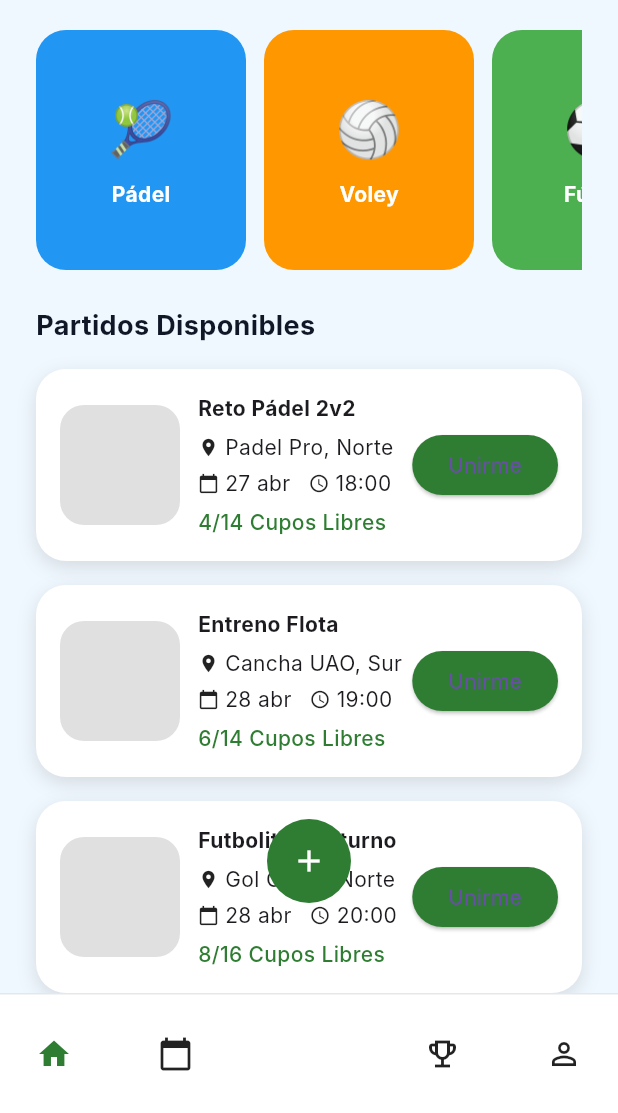
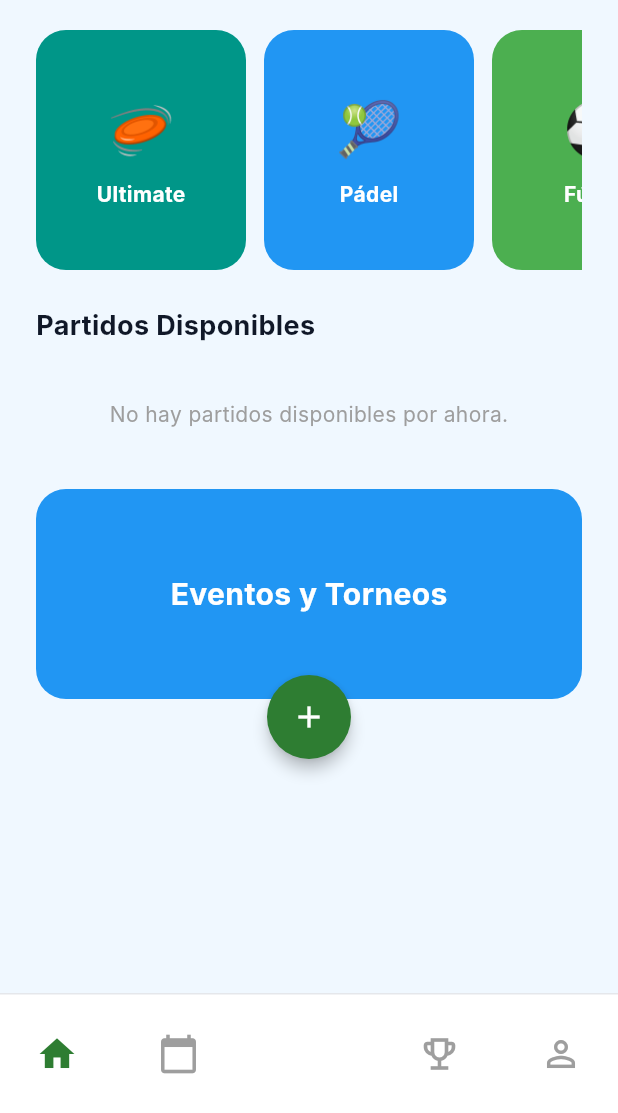
Before and after one commit to smol4050/gameOn, a Flutter app: the HomeScreen screen opened directly, on a phone screen of 412 x 824 dp, the part 123-1236 px from its top. Run offline on Flutter 3.47's test engine with Material 3 defaults, Android fonts, the phone set to English and light mode, and no system bars; our stand-ins replace cloud_firestore, firebase_auth, firebase_core; accounts and stored records are empty; network calls fail; Roboto replaces fonts that are missing (Inter).

Commit message:
Update home_screen.dart

```diff
--- a/lib/screens/home_screen.dart
+++ b/lib/screens/home_screen.dart
@@ -1,4 +1,5 @@
 import 'package:flutter/material.dart';
+import 'package:cloud_firestore/cloud_firestore.dart'; // 🔹 Importamos Firestore
 
 class HomeScreen extends StatelessWidget {
   const HomeScreen({super.key});
@@ -34,8 +35,51 @@ class HomeScreen extends StatelessWidget {
                   ),
                   const SizedBox(height: 16),
 
-                  // 🔹 LISTA
-                  ..._matches.map((e) => _matchCard(e)).toList(),
+                  // 🔹 LISTA DESDE FIREBASE CON STREAMBUILDER
+                  StreamBuilder<QuerySnapshot>(
+                    // Escuchamos la colección 'matches'
+                    stream: FirebaseFirestore.instance.collection('matches').snapshots(),
+                    builder: (context, snapshot) {
+                      // 1. Mientras carga
+                      if (snapshot.connectionState == ConnectionState.waiting) {
+                        return const Center(
+                          child: Padding(
+                            padding: EdgeInsets.all(20.0),
+                            child: CircularProgressIndicator(color: Color(0xFF2E7D32)),
+                          ),
+                        );
+                      }
+
+                      // 2. Si hay un error
+                      if (snapshot.hasError) {
+                        return const Text('Error al cargar los partidos.');
+                      }
+
+                      // 3. Si no hay datos o la colección está vacía
+                      if (!snapshot.hasData || snapshot.data!.docs.isEmpty) {
+                        return const Center(
+                          child: Padding(
+                            padding: EdgeInsets.all(20.0),
+                            child: Text(
+                              'No hay partidos disponibles por ahora.',
+                              style: TextStyle(color: Colors.grey),
+                            ),
+                          ),
+                        );
+                      }
+
+                      // 4. Mapeamos los documentos a nuestras Cards
+                      final matches = snapshot.data!.docs;
+
+                      return Column(
+                        children: matches.map((doc) {
+                          // Convertimos el documento de Firebase a un Map
+                          final data = doc.data() as Map<String, dynamic>;
+                          return _matchCard(data, doc.id); // Pasamos el ID por si luego queremos unirnos
+                        }).toList(),
+                      );
+                    },
+                  ),
 
                   const SizedBox(height: 20),
                   _eventBanner(),
@@ -49,13 +93,13 @@ class HomeScreen extends StatelessWidget {
               left: 0,
               right: 0,
               child: Center(
-                child: Container(
-                  width: 56,
-                  height: 56,
-                  decoration: const BoxDecoration(
-                    color: Color(0xFF2E7D32),
-                    shape: BoxShape.circle,
-                  ),
+                child: FloatingActionButton(
+                  onPressed: () {
+                    // Aquí luego pondremos la lógica para CREAR un partido
+                  },
+                  backgroundColor: const Color(0xFF2E7D32),
+                  shape: const CircleBorder(),
+                  elevation: 4,
                   child: const Icon(Icons.add, color: Colors.white),
                 ),
               ),
@@ -99,8 +143,8 @@ class HomeScreen extends StatelessWidget {
   // 🔹 CATEGORÍAS (horizontal)
   Widget _categories() {
     final items = [
+      {'emoji': '🥏', 'title': 'Ultimate', 'color': Colors.teal}, // Agregamos Ultimate como pediste
       {'emoji': '🎾', 'title': 'Pádel', 'color': Colors.blue},
-      {'emoji': '🏐', 'title': 'Voley', 'color': Colors.orange},
       {'emoji': '⚽', 'title': 'Fútbol', 'color': Colors.green},
     ];
 
@@ -144,8 +188,15 @@ class HomeScreen extends StatelessWidget {
     );
   }
 
-  // 🔹 CARD PARTIDO
-  Widget _matchCard(Map data) {
+  // 🔹 CARD PARTIDO ACTUALIZADA PARA RECIBIR TIPOS SEGUROS
+  Widget _matchCard(Map<String, dynamic> data, String matchId) {
+    // Usamos ?? para dar valores por defecto por si algún campo falta en Firebase
+    final String title = data['title'] ?? 'Partido sin nombre';
+    final String location = data['location'] ?? 'Ubicación pendiente';
+    final String date = data['date'] ?? 'Fecha por definir';
+    final String time = data['time'] ?? '--:--';
+    final String slots = data['slots'] ?? '0/0';
+
     return Container(
       margin: const EdgeInsets.only(bottom: 16),
       padding: const EdgeInsets.all(16),
@@ -170,6 +221,9 @@ class HomeScreen extends StatelessWidget {
               borderRadius: BorderRadius.circular(16),
               color: Colors.grey[300],
             ),
+            child: const Center(
+              child: Icon(Icons.sports, color: Colors.grey), // Icono por defecto temporal
+            ),
           ),
 
           const SizedBox(width: 12),
@@ -180,18 +234,25 @@ class HomeScreen extends StatelessWidget {
               crossAxisAlignment: CrossAxisAlignment.start,
               children: [
                 Text(
-                  data['title'],
+                  title,
                   style: const TextStyle(
                     fontWeight: FontWeight.bold,
+                    fontSize: 16,
                   ),
                 ),
                 const SizedBox(height: 6),
 
                 Row(
                   children: [
-                    const Icon(Icons.location_on, size: 14),
+                    const Icon(Icons.location_on, size: 14, color: Colors.grey),
                     const SizedBox(width: 4),
-                    Text(data['location']),
+                    Expanded(
+                      child: Text(
+                        location,
+                        style: const TextStyle(color: Colors.black87),
+                        overflow: TextOverflow.ellipsis, // Por si el texto es muy largo
+                      ),
+                    ),
                   ],
                 ),
 
@@ -199,23 +260,23 @@ class HomeScreen extends StatelessWidget {
 
                 Row(
                   children: [
-                    const Icon(Icons.calendar_today, size: 14),
+                    const Icon(Icons.calendar_today, size: 14, color: Colors.grey),
                     const SizedBox(width: 4),
-                    Text(data['date']),
+                    Text(date, style: const TextStyle(color: Colors.black87)),
                     const SizedBox(width: 12),
-                    const Icon(Icons.access_time, size: 14),
+                    const Icon(Icons.access_time, size: 14, color: Colors.grey),
                     const SizedBox(width: 4),
-                    Text(data['time']),
+                    Text(time, style: const TextStyle(color: Colors.black87)),
                   ],
                 ),
 
                 const SizedBox(height: 6),
 
                 Text(
-                  '${data['slots']} Cupos Libres',
+                  '$slots Cupos Libres',
                   style: const TextStyle(
                     color: Color(0xFF2E7D32),
-                    fontWeight: FontWeight.w500,
+                    fontWeight: FontWeight.w600,
                   ),
                 ),
               ],
@@ -224,14 +285,21 @@ class HomeScreen extends StatelessWidget {
 
           // 🔹 BUTTON
           ElevatedButton(
-            onPressed: () {},
+            onPressed: () {
+              // Aquí haremos la lógica para unirse usando el matchId
+              print('Unirse al partido: $matchId');
+            },
             style: ElevatedButton.styleFrom(
               backgroundColor: const Color(0xFF2E7D32),
               shape: RoundedRectangleBorder(
                 borderRadius: BorderRadius.circular(20),
               ),
+              padding: const EdgeInsets.symmetric(horizontal: 16),
             ),
-            child: const Text('Unirme'),
+            child: const Text(
+              'Unirme',
+              style: TextStyle(color: Colors.white, fontWeight: FontWeight.bold),
+            ),
           )
         ],
       ),
@@ -271,38 +339,13 @@ class HomeScreen extends StatelessWidget {
       child: Row(
         mainAxisAlignment: MainAxisAlignment.spaceBetween,
         children: const [
-          Icon(Icons.home, color: Color(0xFF2E7D32)),
-          Icon(Icons.calendar_today),
+          Icon(Icons.home, color: Color(0xFF2E7D32), size: 28),
+          Icon(Icons.calendar_today, color: Colors.grey, size: 28),
           SizedBox(width: 40), // espacio para botón central
-          Icon(Icons.emoji_events_outlined),
-          Icon(Icons.person_outline),
+          Icon(Icons.emoji_events_outlined, color: Colors.grey, size: 28),
+          Icon(Icons.person_outline, color: Colors.grey, size: 28),
         ],
       ),
     );
   }
 }
-
-// 🔹 DATA MOCK
-final _matches = [
-  {
-    'title': 'Reto Pádel 2v2',
-    'location': 'Padel Pro, Norte',
-    'date': '27 abr',
-    'time': '18:00',
-    'slots': '4/14',
-  },
-  {
-    'title': 'Entreno Flota',
-    'location': 'Cancha UAO, Sur',
-    'date': '28 abr',
-    'time': '19:00',
-    'slots': '6/14',
-  },
-  {
-    'title': 'Futbolito Nocturno',
-    'location': 'Gol Cinco, Norte',
-    'date': '28 abr',
-    'time': '20:00',
-    'slots': '8/16',
-  },
-];
```
